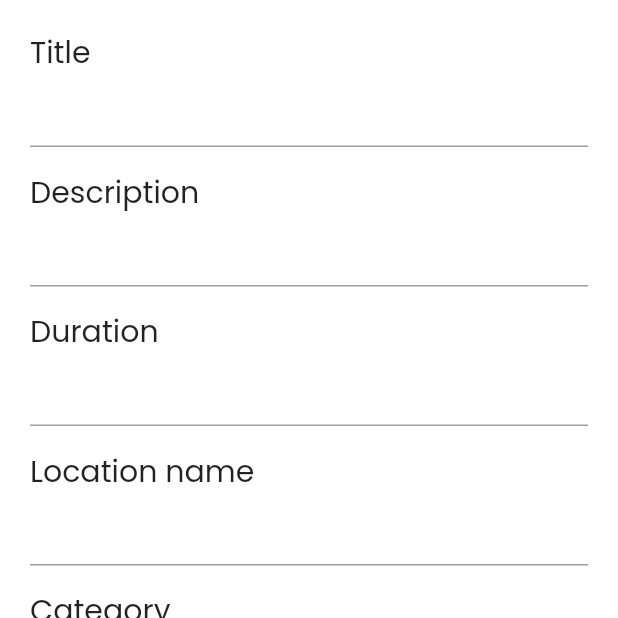
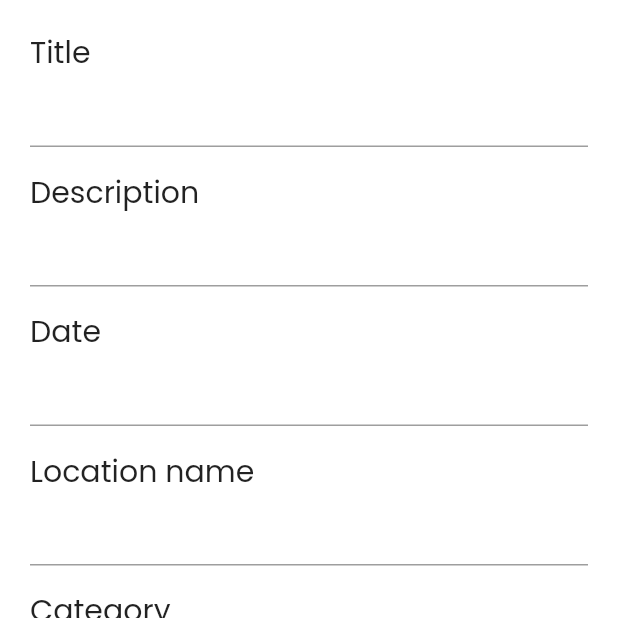
Before and after one commit to palminister/mahevent-app, a Flutter app: the EventCreation screen opened directly, on a phone screen of 412 x 824 dp, the top half of it. Run offline on Flutter 3.47's test engine with Material 2 defaults, Android fonts, the phone set to English and light mode, and no system bars; our stand-ins replace cloud_firestore, firebase_core, firebase_storage, geolocator, google_fonts, image_picker and 1 more; missing offline and left inert: dart:ffi; accounts and stored records are empty; network calls fail.

Commit message:
Duration -> Date

```diff
--- a/lib/database/firestore_service.dart
+++ b/lib/database/firestore_service.dart
@@ -33,7 +33,7 @@ class DatabaseService {
       'description': event.description,
       'location': event.location,
       'coordinates': event.coordinates,
-      'duration': event.duration,
+      'date': event.date,
       'h1': event.h1,
       'h2': event.h2,
       'host': 'mock_host',
--- a/lib/model/event.dart
+++ b/lib/model/event.dart
@@ -6,7 +6,7 @@ class Event {
       title,
       description,
       location,
-      duration,
+      date,
       h1,
       h2,
       host,
@@ -20,7 +20,7 @@ class Event {
       required this.description,
       required this.location,
       required this.coordinates,
-      required this.duration,
+      required this.date,
       required this.h1,
       required this.h2,
       required this.host,
@@ -42,7 +42,7 @@ class Event {
       'description': description,
       'location': location,
       'coordinates': coordinates,
-      'duration': duration,
+      'date': date,
       'h1': h1,
       'h2': h2,
       'host': host,
@@ -59,7 +59,7 @@ class Event {
         description = doc["description"],
         location = doc["location"],
         coordinates = doc["coordinates"],
-        duration = doc["duration"],
+        date = doc["date"],
         h1 = doc["h1"],
         h2 = doc["h2"],
         host = doc["host"],
@@ -67,82 +67,3 @@ class Event {
         categoryIds = doc["categoryIds"],
         eventImages = doc["eventImages"];
 }
-
-// final fiveKmRunEvent = Event(
-//     imagePath: "assets/event_images/5_km_downtown_run.jpeg",
-//     title: "5 Kilometer Downtown Run",
-//     description: "",
-//     location: "Pleasant Park",
-//     duration: "3h",
-//     h1: "Marathon!",
-//     h2: "The latest fad in foodology, get the inside scoup.",
-//     host: "Pattricia Luang",
-//     hostImage: "assets/guest_images/guest1.jpg",
-//     eventImages: [],
-//     categoryIds: [0, 3]);
-
-// final cookingEvent = Event(
-//     imagePath: "assets/event_images/granite_cooking_class.jpeg",
-//     title: "Granite Cooking Class",
-//     description:
-//         "Guest list fill up fast so be sure to apply before handto secure a spot.",
-//     location: "Food Court Avenue",
-//     duration: "4h",
-//     h1: "Granite Cooking",
-//     h2: "The latest fad in foodology, get the inside scoup.",
-//     host: "Kim Leon",
-//     hostImage: "assets/guest_images/guest2.jpg",
-//     categoryIds: [
-//       0
-//     ],
-//     eventImages: [
-//       "assets/event_images/cooking_1.jpeg",
-//       "assets/event_images/cooking_2.jpeg",
-//       "assets/event_images/cooking_3.jpeg"
-//     ]);
-
-// final musicConcert = Event(
-//     imagePath: "assets/event_images/music_concert.jpeg",
-//     title: "Arijit Music Concert",
-//     description: "Listen to Arijit's latest compositions.",
-//     location: "D.Y. Patil Stadium, Mumbai",
-//     duration: "5h",
-//     h1: "Music Lovers!",
-//     h2: "The latest fad in foodology, get the inside scoup.",
-//     host: "Sarah Vakensky",
-//     hostImage: "assets/guest_images/guest3.jpg",
-//     eventImages: [
-//       "assets/event_images/cooking_1.jpeg",
-//       "assets/event_images/cooking_2.jpeg",
-//       "assets/event_images/cooking_3.jpeg"
-//     ],
-//     categoryIds: [
-//       0,
-//       4
-//     ]);
-
-// final golfCompetition = Event(
-//     imagePath: "assets/event_images/golf_competition.jpeg",
-//     title: "Season 2 Golf Estate",
-//     description: "",
-//     location: "NSIC Ground, Okhla",
-//     duration: "1d",
-//     h1: "Golf!",
-//     h2: "The latest fad in foodology, get the inside scoup.",
-//     host: "Andrew Kramer",
-//     hostImage: "assets/guest_images/guest4.jpg",
-//     eventImages: [
-//       "assets/event_images/cooking_1.jpeg",
-//       "assets/event_images/cooking_2.jpeg",
-//       "assets/event_images/cooking_3.jpeg"
-//     ],
-//     categoryIds: [
-//       0
-//     ]);
-
-// final events = [
-//   fiveKmRunEvent,
-//   cookingEvent,
-//   musicConcert,
-//   golfCompetition,
-// ];
--- a/lib/model/user.dart
+++ b/lib/model/user.dart
@@ -42,7 +42,7 @@ final mainUser = User(
 //     title: "5 Kilometer Downtown Run",
 //     description: "",
 //     location: "Pleasant Park",
-//     duration: "3h",
+//     date: "3h",
 //     h1: "Marathon!",
 //     h2: "The latest fad in foodology, get the inside scoup.",
 //     host: "Pattricia Luang",
--- a/lib/ui/event_creation/eventForm.dart
+++ b/lib/ui/event_creation/eventForm.dart
@@ -34,7 +34,7 @@ class _EventFormState extends State<EventForm> {
 
   final TextEditingController _titleController = TextEditingController();
   final TextEditingController _descriptionController = TextEditingController();
-  final TextEditingController _durationController = TextEditingController();
+  final TextEditingController _dateController = TextEditingController();
   final TextEditingController _locationController = TextEditingController();
   final TextEditingController _headerController = TextEditingController();
   final TextEditingController _subHeaderController = TextEditingController();
@@ -46,7 +46,7 @@ class _EventFormState extends State<EventForm> {
   void clearForm() {
     _titleController.clear();
     _descriptionController.clear();
-    _durationController.clear();
+    _dateController.clear();
     _locationController.clear();
     _headerController.clear();
     _subHeaderController.clear();
@@ -68,7 +68,7 @@ class _EventFormState extends State<EventForm> {
   void dispose() {
     _titleController.dispose();
     _descriptionController.dispose();
-    _durationController.dispose();
+    _dateController.dispose();
     _locationController.dispose();
     _headerController.dispose();
     _subHeaderController.dispose();
@@ -117,15 +117,15 @@ class _EventFormState extends State<EventForm> {
               const SizedBox(
                 height: 15,
               ),
-              // Duration
+              // Date
               const Text(
-                "Duration",
+                "Date",
                 style: TextStyle(fontSize: 20),
               ),
               TextFormField(
-                controller: _durationController,
-                onSaved: (String? duration) {
-                  event.duration = duration!;
+                controller: _dateController,
+                onSaved: (String? date) {
+                  event.date = date!;
                 },
               ),
               const SizedBox(
@@ -243,9 +243,6 @@ class _EventFormState extends State<EventForm> {
                             event.categoryIds = [_currentSelectedValue!.id];
                             event.imagePath = downloadUrl!;
 
-                            print("eventID : ${event.categoryIds}");
-                            print("event url : ${event.imagePath}");
-
                             await _service.addEvent(event);
                             formKey.currentState?.reset();
                             event = Event.empty();
@@ -260,7 +257,8 @@ class _EventFormState extends State<EventForm> {
                                 primary: Colors.black54));
                       }
                     },
-                  ))
+                  )),
+              const SizedBox(height: 70)
             ],
           ))),
         ));
--- a/lib/ui/event_details/eventDetailsContent.dart
+++ b/lib/ui/event_details/eventDetailsContent.dart
@@ -35,7 +35,7 @@ class EventDetailsContent extends StatelessWidget {
                       crossAxisAlignment: CrossAxisAlignment.center,
                       children: <Widget>[
                         Text(
-                          event.duration.toUpperCase() + ' ',
+                          event.date.toUpperCase() + ' ',
                           style: appTextStyle.copyWith(
                               color: Colors.white, fontWeight: FontWeight.w200),
                         ),
@@ -103,7 +103,17 @@ class EventDetailsContent extends StatelessWidget {
                   color: Colors.black, fontWeight: FontWeight.w200),
               textAlign: TextAlign.left,
             ),
-          )
+          ),
+          Padding(
+              padding: const EdgeInsets.fromLTRB(25, 0, 25, 16),
+              child: Center(
+                child: Text(
+                  event.date.toString(),
+                  style: appTextStyle.copyWith(
+                      color: Colors.black, fontWeight: FontWeight.w200),
+                  textAlign: TextAlign.left,
+                ),
+              ))
         ],
       ),
     );
--- a/lib/ui/homepage/eventWidget.dart
+++ b/lib/ui/homepage/eventWidget.dart
@@ -51,7 +51,7 @@ class EventWidget extends StatelessWidget {
                           Row(
                             children: <Widget>[
                               Text(
-                                event.duration.toUpperCase() + ' ',
+                                event.date.toUpperCase() + ' ',
                                 style: appTextStyle.copyWith(
                                     color: Colors.black,
                                     fontWeight: FontWeight.w200),
```
